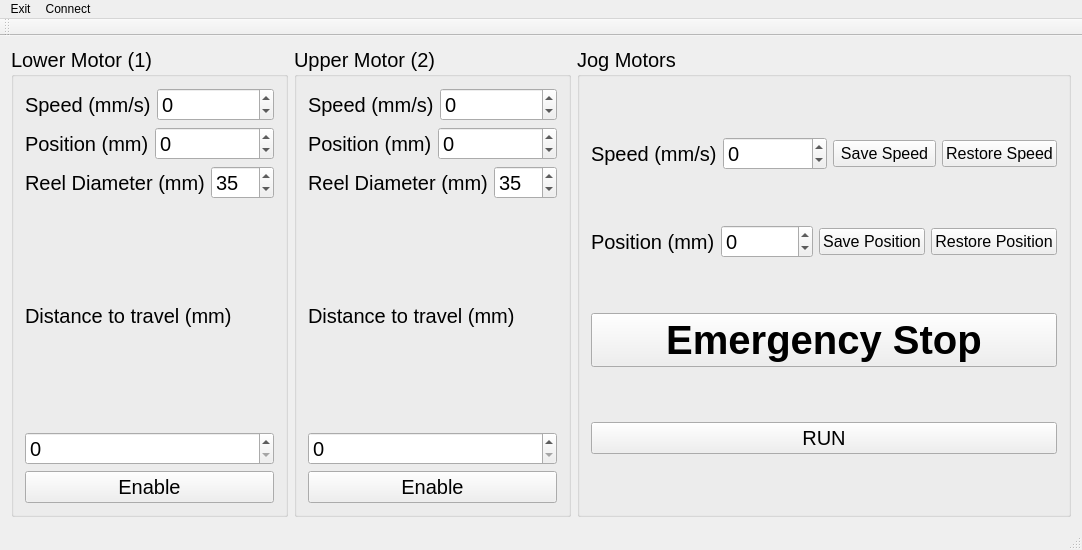
This is mainwindow.ui in g7uvw/QtMonument as Qt 5 draws it before an edit. The edited form follows.
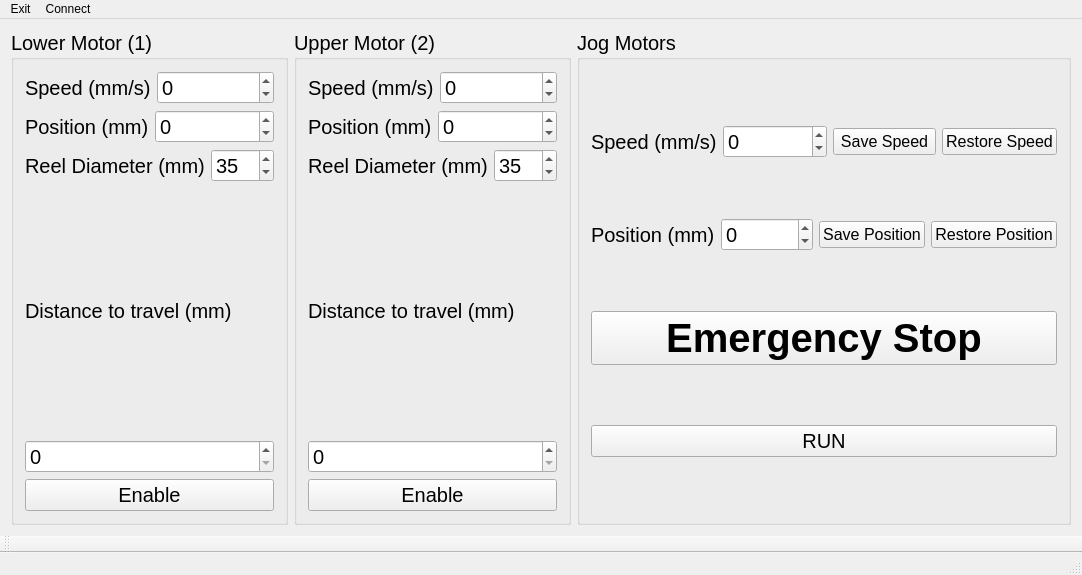
This is the edited form.

The edit to the form file:
```diff
--- a/mainwindow.ui
+++ b/mainwindow.ui
@@ -6,8 +6,8 @@
    <rect>
     <x>0</x>
     <y>0</y>
-    <width>1018</width>
-    <height>550</height>
+    <width>1080</width>
+    <height>575</height>
    </rect>
   </property>
   <property name="windowTitle">
@@ -416,13 +416,17 @@
   </widget>
   <widget class="QToolBar" name="mainToolBar">
    <attribute name="toolBarArea">
-    <enum>TopToolBarArea</enum>
+    <enum>BottomToolBarArea</enum>
    </attribute>
    <attribute name="toolBarBreak">
     <bool>false</bool>
    </attribute>
   </widget>
-  <widget class="QStatusBar" name="statusBar"/>
+  <widget class="QStatusBar" name="statusBar">
+   <property name="enabled">
+    <bool>true</bool>
+   </property>
+  </widget>
   <action name="actionConnect_to_motors">
    <property name="text">
     <string>Connect to motors</string>
```
Left out of the diff: 32 changed lines with no effect on the pictures.
